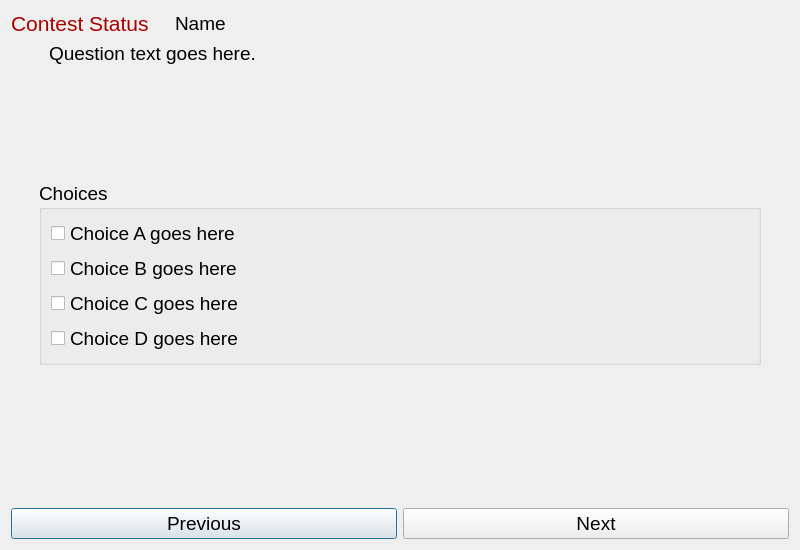
The window that src/client/semifinals.ui (trigger-happy/Cerberus) describes before a commit, drawn with Qt 5.
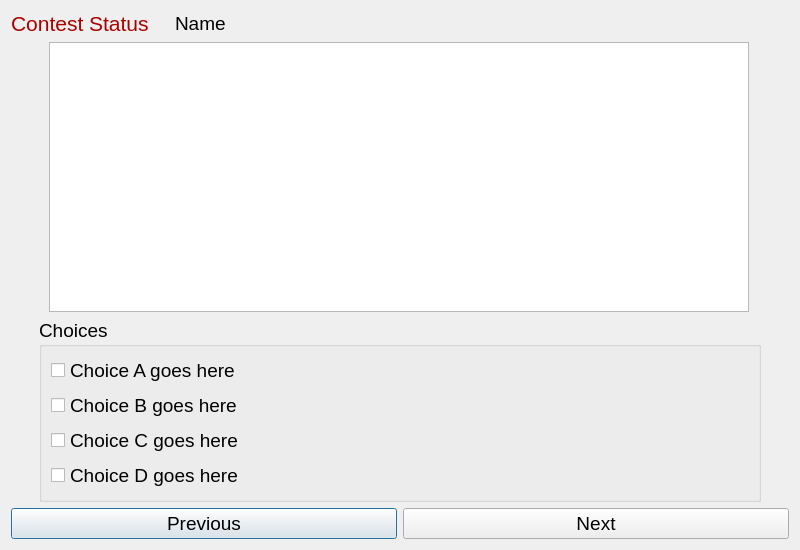
The same window after the commit.

Commit message: Contestant: Implemented a fix for the long question issue.

The edit to the form file:
```diff
--- a/src/client/semifinals.ui
+++ b/src/client/semifinals.ui
@@ -138,34 +138,29 @@
       </spacer>
      </item>
      <item>
-      <widget class="QLabel" name="question_lbl">
-       <property name="font">
-        <font>
-         <pointsize>14</pointsize>
-        </font>
-       </property>
-       <property name="text">
-        <string>Question text goes here.</string>
+      <widget class="QTextEdit" name="question_text">
+       <property name="readOnly">
+        <bool>true</bool>
        </property>
       </widget>
      </item>
-    </layout>
-   </item>
    <item>
-    <spacer name="verticalSpacer_3">
+      <spacer name="horizontalSpacer_2">
      <property name="orientation">
-      <enum>Qt::Vertical</enum>
+        <enum>Qt::Horizontal</enum>
      </property>
      <property name="sizeType">
       <enum>QSizePolicy::Fixed</enum>
      </property>
      <property name="sizeHint" stdset="0">
       <size>
-       <width>379</width>
-       <height>110</height>
+         <width>40</width>
+         <height>20</height>
       </size>
      </property>
     </spacer>
+     </item>
+    </layout>
    </item>
    <item>
     <layout class="QHBoxLayout" name="horizontalLayout_8">
@@ -249,19 +244,6 @@
      </item>
     </layout>
    </item>
-   <item>
-    <spacer name="verticalSpacer_2">
-     <property name="orientation">
-      <enum>Qt::Vertical</enum>
-     </property>
-     <property name="sizeHint" stdset="0">
-      <size>
-       <width>379</width>
-       <height>30</height>
-      </size>
-     </property>
-    </spacer>
-   </item>
    <item>
     <layout class="QHBoxLayout" name="horizontalLayout_9">
      <item>
```
Lines whose indentation alone changed are shown as unchanged. The commit also changes 4 other files.
